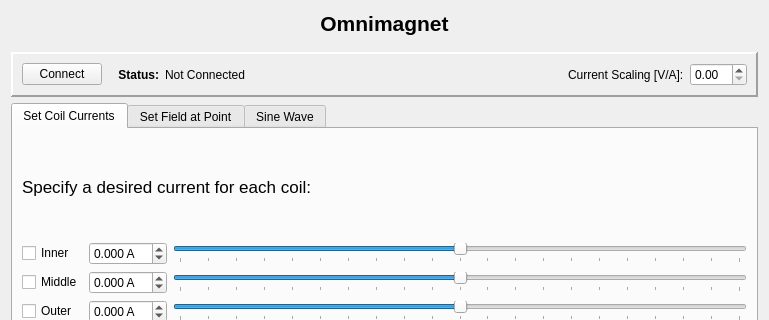
First picture: the form in src/omnimag_gui.ui, repository medlabprojects/rqt_omnimagnet, before the edit; both pictures show x 0 to 769 and y 0 to 320 of the 769 by 635 pixel window.
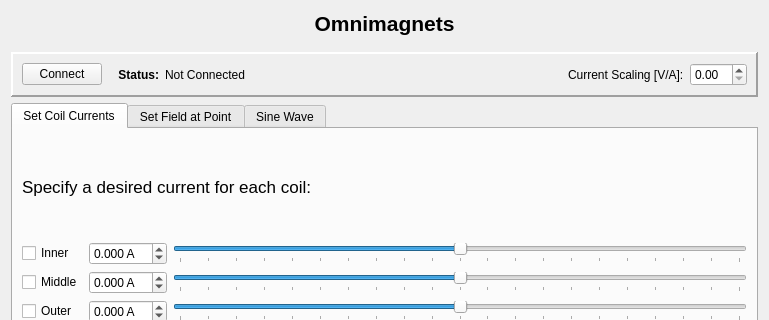
Second picture: the form after the edit.

Commit message: not real commit

```diff
--- a/src/omnimag_gui.ui
+++ b/src/omnimag_gui.ui
@@ -57,7 +57,7 @@
       <number>1</number>
      </property>
      <property name="text">
-      <string>Omnimagnet</string>
+      <string>Omnimagnets</string>
      </property>
      <property name="alignment">
       <set>Qt::AlignCenter</set>
```
